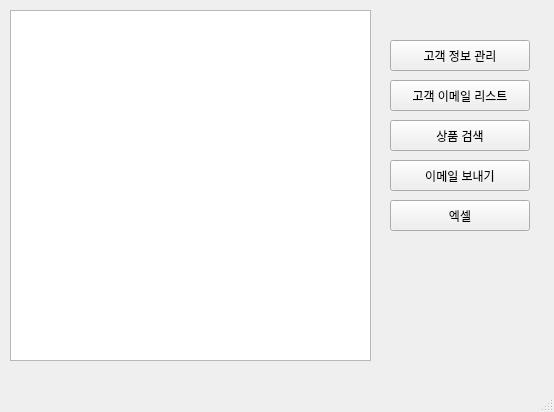
The window that python_work/pythonProject/mainwindow.ui (huni0420/AI_4th_Class) describes before a commit, drawn with Qt 5.
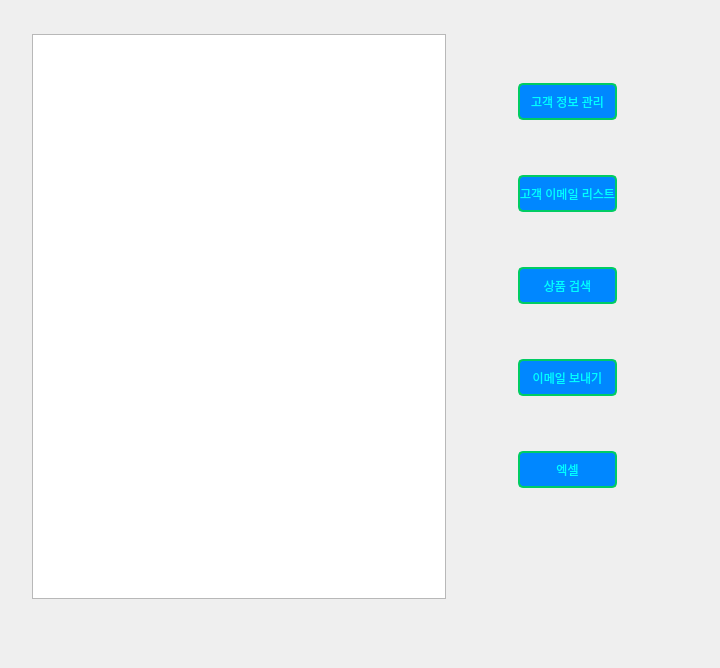
The same window after the commit. Icons and pictures are not drawn.

Patch:
```diff
--- a/python_work/pythonProject/mainwindow.ui
+++ b/python_work/pythonProject/mainwindow.ui
@@ -6,101 +6,169 @@
    <rect>
     <x>0</x>
     <y>0</y>
-    <width>554</width>
-    <height>412</height>
+    <width>720</width>
+    <height>668</height>
    </rect>
   </property>
+  <property name="minimumSize">
+   <size>
+    <width>720</width>
+    <height>599</height>
+   </size>
+  </property>
   <property name="windowTitle">
    <string>MainWindow</string>
   </property>
+  <property name="toolTip">
+   <string>&lt;html&gt;&lt;head/&gt;&lt;body&gt;&lt;p&gt;&lt;br/&gt;&lt;/p&gt;&lt;/body&gt;&lt;/html&gt;</string>
+  </property>
+  <property name="styleSheet">
+   <string notr="true">QPushButton{
+	color: rgb(0, 255, 255);
+	background-color:  rgb(0, 135, 255);
+	border: 2px solid rgb(0, 204, 100);
+	border-radius: 5px;
+}
+QPushButton:pressed { background-color:rgb(35, 200, 100) }
+
+#centralwidget
+{
+	background:url(&quot;C:/Users/KB/Desktop/sss/python_work/pythonProject/배경11.png&quot;)
+	
+}</string>
+  </property>
   <widget class="QWidget" name="centralwidget">
+   <layout class="QGridLayout" name="gridLayout_2">
+    <property name="leftMargin">
+     <number>11</number>
+    </property>
+    <item row="0" column="0">
+     <layout class="QGridLayout" name="gridLayout">
+      <property name="leftMargin">
+       <number>21</number>
+      </property>
+      <property name="topMargin">
+       <number>25</number>
+      </property>
+      <property name="rightMargin">
+       <number>53</number>
+      </property>
+      <property name="bottomMargin">
+       <number>60</number>
+      </property>
+      <item row="0" column="0">
+       <widget class="QTextBrowser" name="list">
+        <property name="readOnly">
+         <bool>true</bool>
+        </property>
+        <property name="openLinks">
+         <bool>true</bool>
+        </property>
+       </widget>
+      </item>
+      <item row="0" column="1">
+       <layout class="QVBoxLayout" name="verticalLayout">
+        <property name="leftMargin">
+         <number>66</number>
+        </property>
+        <property name="rightMargin">
+         <number>41</number>
+        </property>
+        <property name="bottomMargin">
+         <number>60</number>
+        </property>
+        <item>
    <widget class="QPushButton" name="pushButton">
-    <property name="geometry">
-     <rect>
-      <x>390</x>
-      <y>40</y>
-      <width>140</width>
-      <height>31</height>
-     </rect>
+          <property name="enabled">
+           <bool>true</bool>
+          </property>
+          <property name="minimumSize">
+           <size>
+            <width>45</width>
+            <height>37</height>
+           </size>
+          </property>
+          <property name="baseSize">
+           <size>
+            <width>0</width>
+            <height>0</height>
+           </size>
+          </property>
+          <property name="styleSheet">
+           <string notr="true"/>
     </property>
     <property name="text">
      <string>고객 정보 관리</string>
     </property>
-   </widget>
+          <property name="checkable">
+           <bool>false</bool>
+          </property>
+          <property name="checked">
+           <bool>false</bool>
+          </property>
+         </widget>
+        </item>
+        <item>
    <widget class="QPushButton" name="pushButton_2">
-    <property name="geometry">
-     <rect>
-      <x>390</x>
-      <y>80</y>
-      <width>140</width>
-      <height>31</height>
-     </rect>
+          <property name="minimumSize">
+           <size>
+            <width>45</width>
+            <height>37</height>
+           </size>
+          </property>
+          <property name="styleSheet">
+           <string notr="true"/>
     </property>
     <property name="text">
      <string>고객 이메일 리스트</string>
     </property>
    </widget>
+        </item>
+        <item>
    <widget class="QPushButton" name="pushButton_3">
-    <property name="geometry">
-     <rect>
-      <x>390</x>
-      <y>120</y>
-      <width>140</width>
-      <height>31</height>
-     </rect>
+          <property name="minimumSize">
+           <size>
+            <width>45</width>
+            <height>37</height>
+           </size>
     </property>
     <property name="text">
      <string>상품 검색</string>
     </property>
    </widget>
+        </item>
+        <item>
    <widget class="QPushButton" name="pushButton_4">
-    <property name="geometry">
-     <rect>
-      <x>390</x>
-      <y>160</y>
-      <width>140</width>
-      <height>31</height>
-     </rect>
+          <property name="minimumSize">
+           <size>
+            <width>45</width>
+            <height>37</height>
+           </size>
     </property>
     <property name="text">
      <string>이메일 보내기</string>
     </property>
    </widget>
+        </item>
+        <item>
    <widget class="QPushButton" name="pushButton_5">
-    <property name="geometry">
-     <rect>
-      <x>390</x>
-      <y>200</y>
-      <width>140</width>
-      <height>31</height>
-     </rect>
+          <property name="minimumSize">
+           <size>
+            <width>45</width>
+            <height>37</height>
+           </size>
     </property>
     <property name="text">
      <string>엑셀</string>
     </property>
    </widget>
-   <widget class="QTextBrowser" name="list">
-    <property name="geometry">
-     <rect>
-      <x>10</x>
-      <y>10</y>
-      <width>361</width>
-      <height>351</height>
-     </rect>
-    </property>
-   </widget>
-  </widget>
-  <widget class="QMenuBar" name="menubar">
-   <property name="geometry">
-    <rect>
-     <x>0</x>
-     <y>0</y>
-     <width>554</width>
-     <height>26</height>
-    </rect>
-   </property>
-  </widget>
-  <widget class="QStatusBar" name="statusbar"/>
+        </item>
+       </layout>
+      </item>
+     </layout>
+    </item>
+   </layout>
+  </widget>
  </widget>
  <resources/>
  <connections/>
```
Lines whose indentation alone changed are shown as unchanged.
